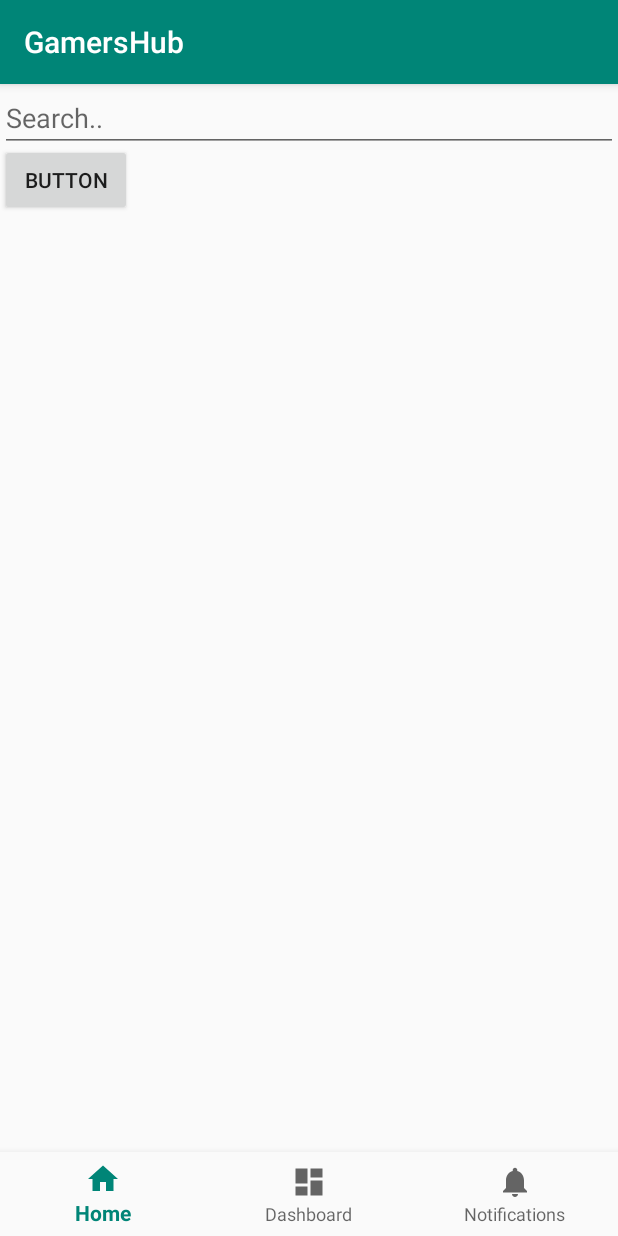
After one commit to jonathanStevanka/GamersHub, an Android app: the fragment HomeScreen placed in its activity, on a phone screen of 412 x 824 dp. The commit adds this screen. Run offline under Robolectric (Android 15) with nearby library versions, the phone set to English and light mode, and no system bars; libraries missing offline, so code that uses them is left out: com.androidnetworking, com.androidnetworking.common, com.androidnetworking.error, com.androidnetworking.interfaces; 1 statement that could not run was skipped.

Commit message:
hotfix
-fixed bug that would prevent search from happening or remaining 'null'

```diff
--- a/app/build.gradle
+++ b/app/build.gradle
@@ -28,6 +28,7 @@ dependencies {
     implementation 'com.android.support.constraint:constraint-layout:1.1.3'
     implementation 'com.android.support:support-vector-drawable:28.0.0'
     implementation 'com.amitshekhar.android:android-networking:1.0.0'
+    implementation 'com.android.support:support-v4:28.0.0'
     testImplementation 'junit:junit:4.12'
     androidTestImplementation 'com.android.support.test:runner:1.0.2'
     androidTestImplementation 'com.android.support.test.espresso:espresso-core:3.0.2'
--- /dev/null
+++ b/app/src/main/java/com/example/gamershub/HomeScreen.java
@@ -0,0 +1,127 @@
+package com.example.gamershub;
+
+import android.content.Context;
+import android.net.Uri;
+import android.os.Bundle;
+import android.support.v4.app.Fragment;
+import android.view.LayoutInflater;
+import android.view.View;
+import android.view.ViewGroup;
+import android.widget.Button;
+
+import com.androidnetworking.AndroidNetworking;
+import com.example.gamershub.igdbAPI.APICOMMAND;
+
+
+/**
+ * A simple {@link Fragment} subclass.
+ * Activities that contain this fragment must implement the
+ * {@link HomeScreen.OnFragmentInteractionListener} interface
+ * to handle interaction events.
+ * Use the {@link HomeScreen#newInstance} factory method to
+ * create an instance of this fragment.
+ */
+public class HomeScreen extends Fragment {
+    // TODO: Rename parameter arguments, choose names that match
+    // the fragment initialization parameters, e.g. ARG_ITEM_NUMBER
+    private static final String ARG_PARAM1 = "param1";
+    private static final String ARG_PARAM2 = "param2";
+
+    // TODO: Rename and change types of parameters
+    private String mParam1;
+    private String mParam2;
+
+    private OnFragmentInteractionListener mListener;
+
+    APICOMMAND apicommand = new APICOMMAND();
+
+    public HomeScreen() {
+        // Required empty public constructor
+    }
+
+    /**
+     * Use this factory method to create a new instance of
+     * this fragment using the provided parameters.
+     *
+     * @param param1 Parameter 1.
+     * @param param2 Parameter 2.
+     * @return A new instance of fragment HomeScreen.
+     */
+    // TODO: Rename and change types and number of parameters
+    public static HomeScreen newInstance(String param1, String param2) {
+        HomeScreen fragment = new HomeScreen();
+        Bundle args = new Bundle();
+        args.putString(ARG_PARAM1, param1);
+        args.putString(ARG_PARAM2, param2);
+        fragment.setArguments(args);
+        return fragment;
+    }
+
+    @Override
+    public void onCreate(Bundle savedInstanceState) {
+        super.onCreate(savedInstanceState);
+        if (getArguments() != null) {
+            mParam1 = getArguments().getString(ARG_PARAM1);
+            mParam2 = getArguments().getString(ARG_PARAM2);
+        }
+
+
+    }
+
+    @Override
+    public View onCreateView(LayoutInflater inflater, ViewGroup container,
+                             Bundle savedInstanceState) {
+        // Inflate the layout for this fragment
+        View view = inflater.inflate(R.layout.fragment_home_screen, container, false);
+
+        final Button searchBtn = view.findViewById(R.id.searchBtn);
+
+        searchBtn.setOnClickListener(new View.OnClickListener() {
+            @Override
+            public void onClick(View v) {
+                apicommand.Search("Call of duty");
+            }
+        });
+
+        return view;
+    }
+
+    // TODO: Rename method, update argument and hook method into UI event
+    public void onButtonPressed(Uri uri) {
+        if (mListener != null) {
+            mListener.onFragmentInteraction(uri);
+        }
+    }
+
+    @Override
+    public void onAttach(Context context) {
+        super.onAttach(context);
+        if (context instanceof OnFragmentInteractionListener) {
+            mListener = (OnFragmentInteractionListener) context;
+        } else {
+            throw new RuntimeException(context.toString()
+                    + " must implement OnFragmentInteractionListener");
+        }
+    }
+
+    @Override
+    public void onDetach() {
+        super.onDetach();
+        mListener = null;
+    }
+
+    /**
+     * This interface must be implemented by activities that contain this
+     * fragment to allow an interaction in this fragment to be communicated
+     * to the activity and potentially other fragments contained in that
+     * activity.
+     * <p>
+     * See the Android Training lesson <a href=
+     * "http://developer.android.com/training/basics/fragments/communicating.html"
+     * >Communicating with Other Fragments</a> for more information.
+     */
+    public interface OnFragmentInteractionListener {
+        // TODO: Update argument type and name
+        void onFragmentInteraction(Uri uri);
+    }
+}
--- a/app/src/main/java/com/example/gamershub/igdbAPI/APICOMMAND.java
+++ b/app/src/main/java/com/example/gamershub/igdbAPI/APICOMMAND.java
@@ -31,24 +31,24 @@ public class APICOMMAND {
         });
     }
 
-    public ArrayList<JSONObject> Search(AndroidNetworking androidNetworking,String search){
+    public ArrayList<JSONObject> Search(String search){
         //create an arraylist of jsonobjects so we an splice the response we get back later on from JSON
         final ArrayList<JSONObject> contents = new ArrayList<JSONObject>();
 
-        AndroidNetworking.post("https://api-v3.igdb.com/games/").addHeaders("user-key", BuildConfig.IGDBKey)
-                .addHeaders("Accept","application/json").addStringBody("search \""+search+"\"; fields name,popularity,rating;")
-                .setPriority(Priority.MEDIUM).build().getAsJSONArray(new JSONArrayRequestListener() {
+        AndroidNetworking.post("https://api-v3.igdb.com/games/").addHeaders("user-key",BuildConfig.IGDBKey)
+                .addHeaders("Accept","application/json").addHeaders("Content-Type","application/x-www-form-urlencoded").addStringBody("search \""+search+"\"; fields name,popularity,rating;")
+                .setPriority(Priority.HIGH).build().getAsJSONArray(new JSONArrayRequestListener() {
             @Override
             public void onResponse(JSONArray response) {
                 //use the string search method to retreive whatever the user was searching for.
                 //this allows for easy modification, and we seperate it into arraylists for easy implementation into card views
-                //for(int i=0; i < response.length(); i++){
+                for(int i=0; i < response.length(); i++){
                     //add the contents to our local arraylist
-                    //contents.add(response.optJSONObject(i));
-                    //TESTING-print to the console
-                    //System.out.println(contents.get(i));
-                //}
-                System.out.println(response);
+                    contents.add(response.optJSONObject(i));
+                    //TESTING-print to the console1
+                    System.out.println(contents.get(i));
+                }
+
             }
 
             @Override
--- a/app/src/main/res/layout/activity_main.xml
+++ b/app/src/main/res/layout/activity_main.xml
@@ -7,16 +7,15 @@
     android:layout_height="match_parent"
     tools:context=".MainActivity">
 
-    <TextView
-        android:id="@+id/message"
-        android:layout_width="wrap_content"
-        android:layout_height="wrap_content"
-        android:layout_marginStart="@dimen/activity_horizontal_margin"
-        android:layout_marginLeft="@dimen/activity_horizontal_margin"
-        android:layout_marginTop="@dimen/activity_vertical_margin"
-        android:text="@string/title_home"
-        app:layout_constraintLeft_toLeftOf="parent"
-        app:layout_constraintTop_toTopOf="parent" />
+    <FrameLayout
+        android:id="@+id/content"
+        android:layout_width="match_parent"
+        android:layout_height="0dp"
+        android:layout_marginBottom="8dp"
+        app:layout_constraintBottom_toTopOf="@+id/navigation"
+        app:layout_constraintTop_toTopOf="parent">
+
+    </FrameLayout>
 
     <android.support.design.widget.BottomNavigationView
         android:id="@+id/navigation"
--- /dev/null
+++ b/app/src/main/res/layout/fragment_home_screen.xml
@@ -0,0 +1,22 @@
+<?xml version="1.0" encoding="utf-8"?>
+<FrameLayout xmlns:android="http://schemas.android.com/apk/res/android"
+    xmlns:tools="http://schemas.android.com/tools"
+    android:layout_width="match_parent"
+    android:layout_height="match_parent"
+    tools:context=".HomeScreen">
+
+    <EditText
+        android:id="@+id/searchBar"
+        android:layout_width="match_parent"
+        android:layout_height="wrap_content"
+        android:ems="10"
+        android:hint="Search.."
+        android:inputType="text" />
+
+    <Button
+        android:id="@+id/searchBtn"
+        android:layout_width="wrap_content"
+        android:layout_height="wrap_content"
+        android:layout_marginTop="40dp"
+        android:text="Button" />
+</FrameLayout>
--- a/app/src/main/res/values/strings.xml
+++ b/app/src/main/res/values/strings.xml
@@ -3,4 +3,7 @@
     <string name="title_home">Home</string>
     <string name="title_dashboard">Dashboard</string>
     <string name="title_notifications">Notifications</string>
+
+    <!-- TODO: Remove or change this placeholder text -->
+    <string name="hello_blank_fragment">Hello blank fragment</string>
 </resources>
```
Also changed, not shown: app/src/main/java/com/example/gamershub/MainActivity.java (+20 -8 lines).
